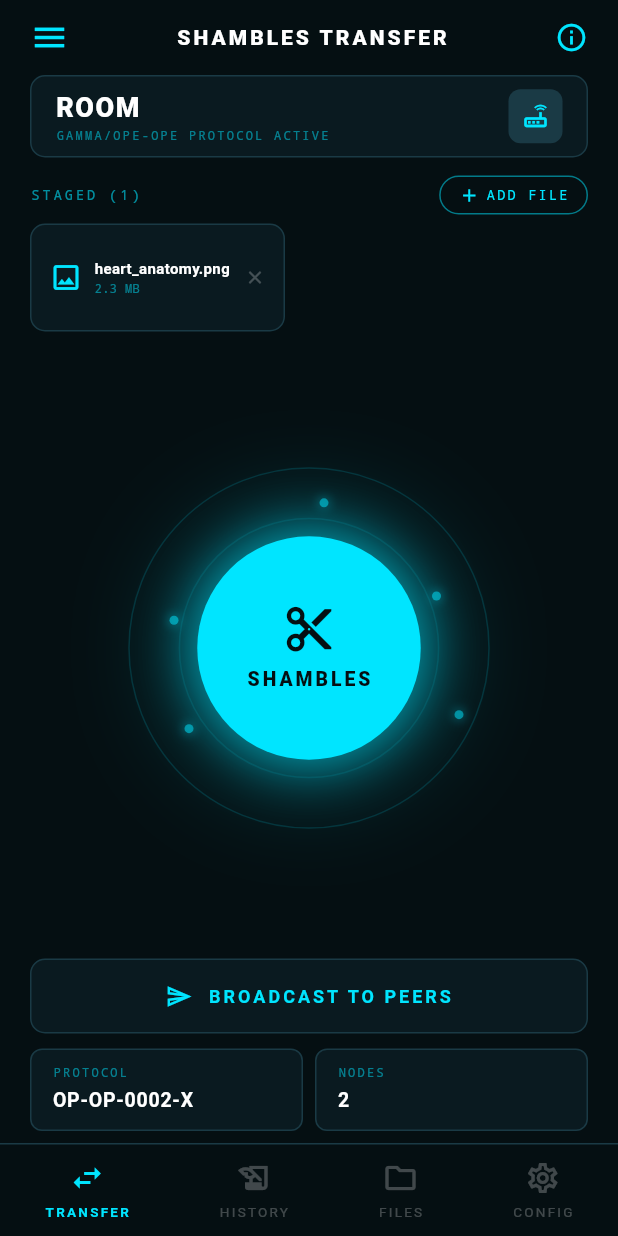
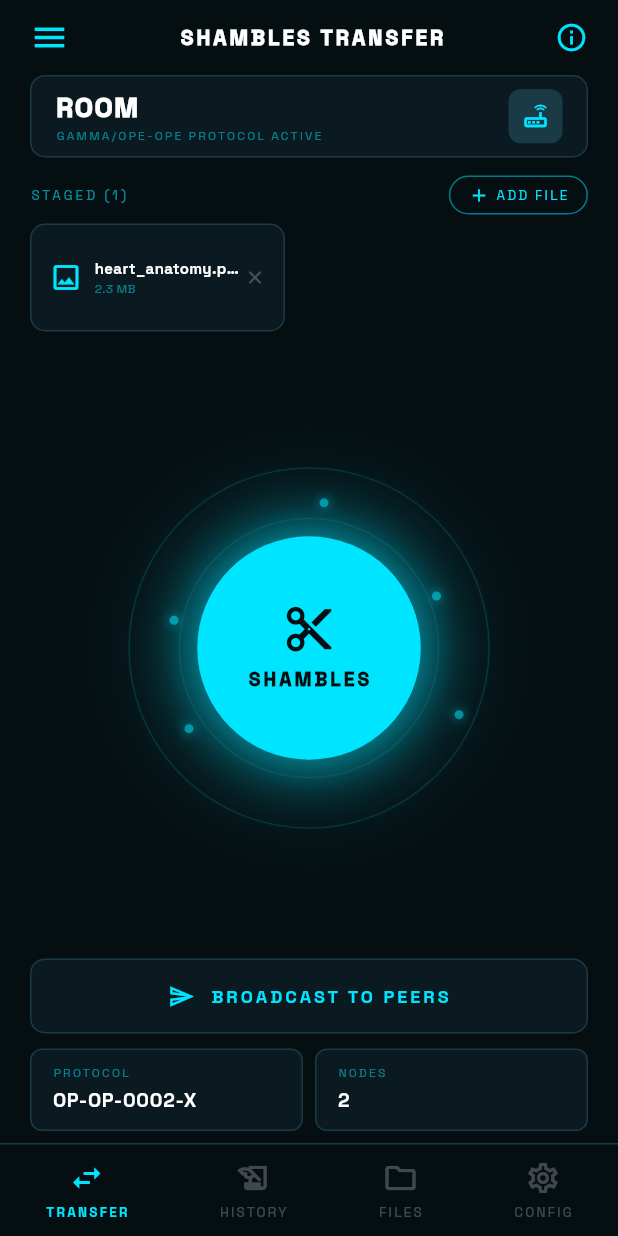
Before and after one commit to Satvik1769/op_share, a Flutter app: the RoomActiveScreen screen opened directly, after a tap on "SHAMBLES", on a phone screen of 412 x 824 dp. Run offline on Flutter 3.47's test engine with Material 3 defaults, Android fonts, the phone set to English and light mode, and no system bars; our stand-ins replace google_fonts.

Commit message:
made space grotesk as default font style

```diff
--- a/lib/main.dart
+++ b/lib/main.dart
@@ -1,4 +1,5 @@
 import 'package:flutter/material.dart';
+import 'package:google_fonts/google_fonts.dart';
 import 'package:op_share_flutter/screens/room_intitiation/room_initiation_screen.dart';
 
 void main() {
@@ -12,7 +13,10 @@ class MyApp extends StatelessWidget {
   Widget build(BuildContext context) {
     return MaterialApp(
       debugShowCheckedModeBanner: false,
-      theme: ThemeData.dark(),
+      theme: ThemeData.dark().copyWith(
+        textTheme:
+            GoogleFonts.spaceGroteskTextTheme(ThemeData.dark().textTheme),
+      ),
       home: const RoomInitiationScreen(),
     );
   }
--- a/lib/screens/room_intitiation/central_button.dart
+++ b/lib/screens/room_intitiation/central_button.dart
@@ -122,7 +122,6 @@ class CentralButton extends StatelessWidget {
                           fontSize: 9,
                           letterSpacing: 2,
                           color: kCyan.withOpacity(0.6),
-                          fontFamily: 'monospace',
                         ),
                       ),
                     ],
--- a/lib/screens/room_intitiation/room_initiation_screen.dart
+++ b/lib/screens/room_intitiation/room_initiation_screen.dart
@@ -185,7 +185,6 @@ class _StatusCard extends StatelessWidget {
                 fontSize: 8,
                 letterSpacing: 1.5,
                 color: kCyan.withOpacity(0.55),
-                fontFamily: 'monospace',
               ),
             ),
             const SizedBox(height: 4),
@@ -250,7 +249,6 @@ class _CommandBar extends StatelessWidget {
                 fontSize: 10,
                 letterSpacing: 2,
                 color: kCyan.withOpacity(0.8),
-                fontFamily: 'monospace',
                 fontWeight: FontWeight.w600,
               ),
             ),
--- a/lib/screens/room_intitiation/top_status_bar.dart
+++ b/lib/screens/room_intitiation/top_status_bar.dart
@@ -20,7 +20,6 @@ class StatusText extends StatelessWidget {
       style: TextStyle(
         fontSize: fontSize,
         letterSpacing: letterSpacing,
-        fontFamily: 'monospace',
         color: bright ? kCyan : kCyan.withOpacity(0.5),
         fontWeight: bright ? FontWeight.bold : FontWeight.normal,
       ),
--- a/lib/screens/scanning_room/node_avatar.dart
+++ b/lib/screens/scanning_room/node_avatar.dart
@@ -62,7 +62,6 @@ class NodeAvatar extends StatelessWidget {
                     color: node.isOwner
                         ? Colors.white
                         : kCyan.withOpacity(0.65),
-                    fontFamily: 'monospace',
                     fontWeight: node.isOwner
                         ? FontWeight.bold
                         : FontWeight.normal)),
--- a/lib/screens/scanning_room/peer_list_tile.dart
+++ b/lib/screens/scanning_room/peer_list_tile.dart
@@ -49,8 +49,7 @@ class PeerListTile extends StatelessWidget {
                 Text('${node.connectionType} • ${node.distance}',
                     style: TextStyle(
                         fontSize: 10,
-                        color: kCyan.withOpacity(0.5),
-                        fontFamily: 'monospace')),
+                        color: kCyan.withOpacity(0.5),)),
               ]),
         ),
         if (isReady) ...[
--- a/lib/screens/scanning_room/scanning_room_screen.dart
+++ b/lib/screens/scanning_room/scanning_room_screen.dart
@@ -172,8 +172,7 @@ class _RoomActiveScreenState extends State<RoomActiveScreen>
                           style: TextStyle(
                               fontSize: 9,
                               letterSpacing: 2,
-                              color: kCyan.withOpacity(_pulseAnim.value),
-                              fontFamily: 'monospace')),
+                              color: kCyan.withOpacity(_pulseAnim.value),)),
                     ),
                   ]),
                   const Icon(Icons.settings_suggest_outlined,
@@ -187,8 +186,7 @@ class _RoomActiveScreenState extends State<RoomActiveScreen>
                   fontSize: 13,
                   letterSpacing: 2,
                   fontWeight: FontWeight.w700,
-                  color: kCyan,
-                  fontFamily: 'monospace')),
+                  color: kCyan,)),
           const SizedBox(height: 6),
 
           // ── RADAR ─────────────────────────────────
@@ -253,8 +251,7 @@ class _RoomActiveScreenState extends State<RoomActiveScreen>
                   style: TextStyle(
                       fontSize: 9,
                       letterSpacing: 2.5,
-                      color: kCyan.withOpacity(0.55),
-                      fontFamily: 'monospace')),
+                      color: kCyan.withOpacity(0.55),)),
             ]),
           ),
 
--- a/lib/screens/shambles/shambles_transfer_screen.dart
+++ b/lib/screens/shambles/shambles_transfer_screen.dart
@@ -267,8 +267,7 @@ class _ShamblesTransferScreenState extends State<ShamblesTransferScreen>
                             style: TextStyle(
                                 fontSize: 8,
                                 letterSpacing: 1.5,
-                                color: kCyan.withOpacity(0.5),
-                                fontFamily: 'monospace')),
+                                color: kCyan.withOpacity(0.5),)),
                       ]),
                   Container(
                     width: 36,
@@ -293,8 +292,7 @@ class _ShamblesTransferScreenState extends State<ShamblesTransferScreen>
                       style: TextStyle(
                           fontSize: 9,
                           letterSpacing: 2,
-                          color: kCyan.withOpacity(0.6),
-                          fontFamily: 'monospace')),
+                          color: kCyan.withOpacity(0.6),)),
                   GestureDetector(
                     onTap: _isBroadcasting ? null : _addMockFile,
                     child: Container(
@@ -320,8 +318,7 @@ class _ShamblesTransferScreenState extends State<ShamblesTransferScreen>
                                 color: _isBroadcasting
                                     ? Colors.white24
                                     : kCyan,
-                                letterSpacing: 1.5,
-                                fontFamily: 'monospace')),
+                                letterSpacing: 1.5,)),
                       ]),
                     ),
                   ),
@@ -557,8 +554,7 @@ class FileChip extends StatelessWidget {
                   Text(file.size,
                       style: TextStyle(
                           fontSize: 8,
-                          color: kCyan.withOpacity(0.5),
-                          fontFamily: 'monospace')),
+                          color: kCyan.withOpacity(0.5),)),
                   if (isDone) ...[
                     const SizedBox(width: 4),
                     const Icon(Icons.check_circle_outline,
@@ -721,18 +717,15 @@ class BroadcastProgressBar extends StatelessWidget {
           Text('$peersInRange peers in range',
               style: TextStyle(
                   fontSize: 9,
-                  color: kCyan.withOpacity(0.55),
-                  fontFamily: 'monospace')),
+                  color: kCyan.withOpacity(0.55),)),
           Text('${speedMbps.toStringAsFixed(0)} Mb/s',
               style: TextStyle(
                   fontSize: 9,
-                  color: kCyan.withOpacity(0.55),
-                  fontFamily: 'monospace')),
+                  color: kCyan.withOpacity(0.55),)),
           Text(done ? 'ETA: --' : 'ETA: ${etaSeconds}s',
               style: TextStyle(
                   fontSize: 9,
-                  color: kCyan.withOpacity(0.55),
-                  fontFamily: 'monospace')),
+                  color: kCyan.withOpacity(0.55),)),
         ]),
       ]),
     );
@@ -760,8 +753,7 @@ class InfoTile extends StatelessWidget {
             style: TextStyle(
                 fontSize: 8,
                 letterSpacing: 1.5,
-                color: kCyan.withOpacity(0.5),
-                fontFamily: 'monospace')),
+                color: kCyan.withOpacity(0.5),)),
         const SizedBox(height: 3),
         Text(value,
             style: const TextStyle(
```
